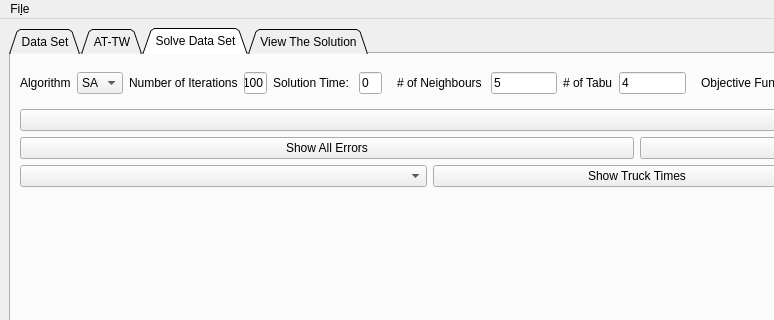
This is windows/main_window.ui in mparlaktuna/capraz_sevkiyat2.0 as Qt 5 draws it before an edit; both pictures show x 0 to 774 and y 0 to 320 of the 1274 by 896 pixel window. The edited form follows.
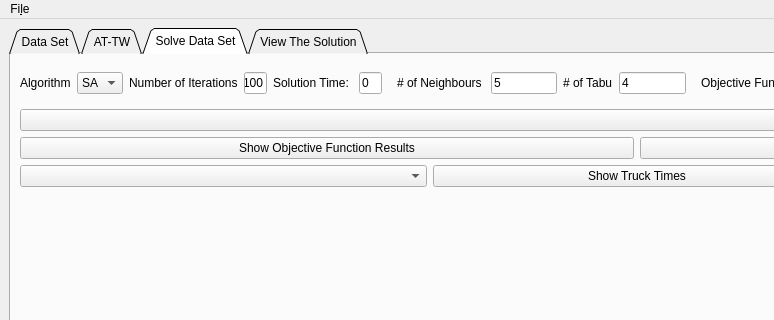
This is the edited form. Custom widgets are drawn as their Qt base class.

Patch:
```diff
--- a/windows/main_window.ui
+++ b/windows/main_window.ui
@@ -655,7 +655,7 @@
           <item>
            <widget class="QPushButton" name="result_show_errors_button">
             <property name="text">
-             <string>Show All Errors</string>
+             <string>Show Objective Function Results</string>
             </property>
            </widget>
           </item>
```
